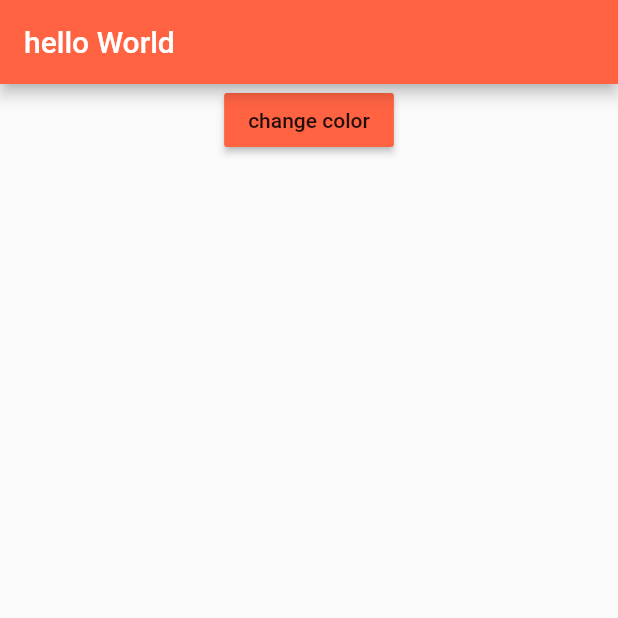
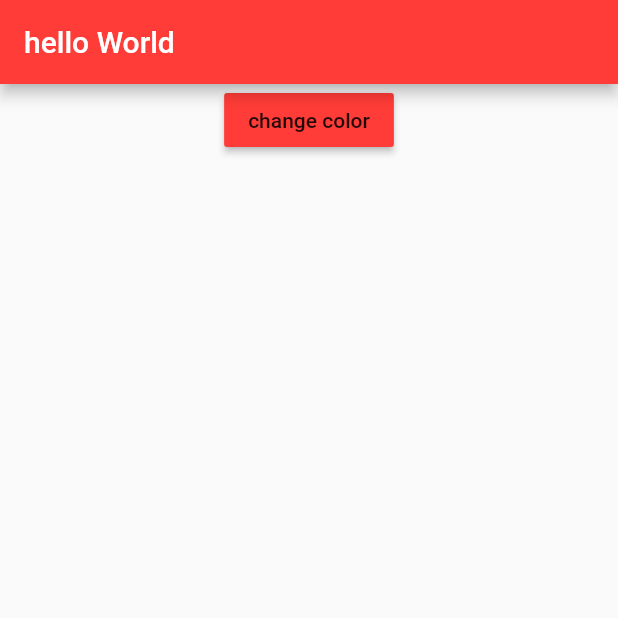
Before and after one commit to ajay-prabhakar/color_check, a Flutter app: the screen it shows after launch, after a tap on "change color", on a phone screen of 412 x 824 dp, the top half of it. Run offline on Flutter 3.47's test engine with Material 2 defaults, Android fonts, the phone set to English and light mode, and no system bars.

Commit message:
refracted the color change function

```diff
--- a/example/lib/main.dart
+++ b/example/lib/main.dart
@@ -29,7 +29,6 @@ class MyHomePage extends StatefulWidget {
 }
 
 class _MyHomePageState extends State<MyHomePage> {
-
   @override
   Widget build(BuildContext context) {
     return Scaffold(
@@ -57,7 +56,7 @@ class _MyHomePageState extends State<MyHomePage> {
 
   @override
   void initState() {
-    ColorCheckButtonState("#FF6347").init();
+    ColorCheck("#FF6347").init();
     super.initState();
   }
 
--- a/lib/colorcheck.dart
+++ b/lib/colorcheck.dart
@@ -4,45 +4,24 @@ import 'package:flutter/cupertino.dart';
 import 'package:flutter/material.dart';
 import 'package:flutter/scheduler.dart';
 
-
-class ColorCheckButtonState {
+class ColorCheck {
   String color;
 
-  ColorCheckButtonState(String color) {
+  ColorCheck(String color) {
     this.color = color;
   }
 
   static int r, g, b;
   static Color currentColor;
+  static int colorNum;
 
   void init() {
-    r = int.parse(color.substring(1, 3), radix: 16);
-    g = int.parse(color.substring(3, 5), radix: 16);
-    b = int.parse(color.substring(5, 7), radix: 16);
-    currentColor = Color.fromRGBO(r, g, b, 1);
-  }
-
-}
-
-Color getCurrentColor() {
-  return ColorCheckButtonState.currentColor;
-}
-
-void changeColor() {
-  ColorCheckButtonState.b = ColorCheckButtonState.b - 5;
-  print(ColorCheckButtonState.currentColor.toString());
-  ColorCheckButtonState.currentColor = Color.fromRGBO(ColorCheckButtonState.r,
-      ColorCheckButtonState.g, ColorCheckButtonState.b, 1);
-}
-
-
-int getColorHexFromStr(String colorStr) {
-  colorStr = "FF" + colorStr;
-  colorStr = colorStr.replaceAll("#", "");
+    color = "FF" + color;
+    color = color.replaceAll("#", "");
     int val = 0;
-  int len = colorStr.length;
+    int len = color.length;
     for (int i = 0; i < len; i++) {
-    int hexDigit = colorStr.codeUnitAt(i);
+      int hexDigit = color.codeUnitAt(i);
       if (hexDigit >= 48 && hexDigit <= 57) {
         val += (hexDigit - 48) * (1 << (4 * (len - 1 - i)));
       } else if (hexDigit >= 65 && hexDigit <= 70) {
@@ -55,5 +34,18 @@ int getColorHexFromStr(String colorStr) {
         throw new FormatException("An error occurred when converting a color");
       }
     }
-  return val;
+    colorNum = val;
+    currentColor = Color(colorNum);
+    print("hello: " + val.toString());
   }
+}
+
+Color getCurrentColor() {
+  return ColorCheck.currentColor;
+}
+
+void changeColor() {
+  ColorCheck.colorNum = ColorCheck.colorNum - 10000;
+  print(ColorCheck.colorNum.toString());
+  ColorCheck.currentColor = Color(ColorCheck.colorNum);
+}
```
Lines whose indentation alone changed are shown as unchanged.
